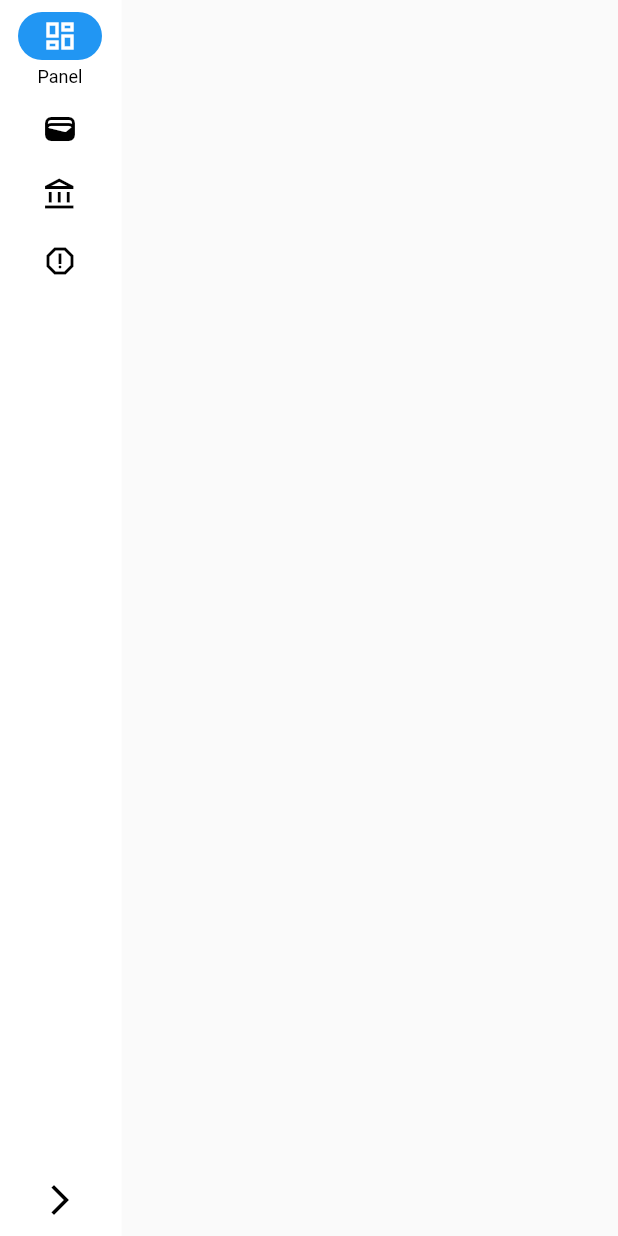
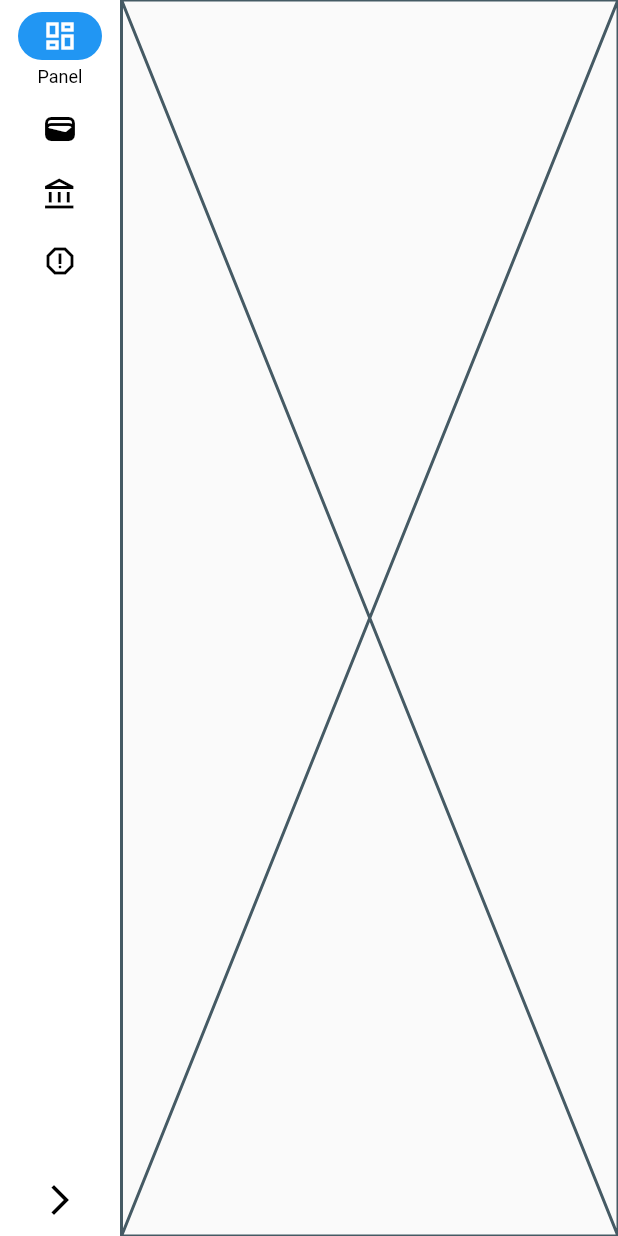
Before and after one commit to astudilloalex/flutter-sqlite-simple-accounting-windows, a Flutter app: the HomePage screen opened by its route, on a phone screen of 412 x 824 dp. Run offline on Flutter 3.47's test engine with Material 2 defaults, Android fonts, the phone set to English and light mode, and no system bars; our stand-ins replace flutter_bloc, get_it, get_storage, go_router, sqflite_common, sqflite_common_ffi; missing offline and left inert: bcrypt; accounts and stored records are empty; generated files the repository leaves out were written again.

Commit message:
For merge

```diff
--- /dev/null
+++ b/lib/ui/pages/dashboard/cubit/dashboard_cubit.dart
@@ -0,0 +1,6 @@
+import 'package:flutter_bloc/flutter_bloc.dart';
+import 'package:simple_accounting_offline/ui/pages/dashboard/cubit/dashboard_state.dart';
+
+class DashboardCubit extends Cubit<DashboardState> {
+  DashboardCubit() : super(const DashboardState());
+}
--- /dev/null
+++ b/lib/ui/pages/dashboard/cubit/dashboard_state.dart
@@ -0,0 +1,3 @@
+class DashboardState {
+  const DashboardState();
+}
--- a/lib/ui/pages/home/home_page.dart
+++ b/lib/ui/pages/home/home_page.dart
@@ -1,6 +1,8 @@
 import 'package:flutter/material.dart';
 import 'package:flutter_bloc/flutter_bloc.dart';
 import 'package:flutter_gen/gen_l10n/app_localizations.dart';
+import 'package:simple_accounting_offline/ui/pages/account/account_page.dart';
+import 'package:simple_accounting_offline/ui/pages/account/cubit/account_cubit.dart';
 import 'package:simple_accounting_offline/ui/pages/home/cubit/home_cubit.dart';
 
 class HomePage extends StatelessWidget {
@@ -8,6 +10,12 @@ class HomePage extends StatelessWidget {
 
   @override
   Widget build(BuildContext context) {
+    final List<Widget> widgets = <Widget>[
+      BlocProvider(
+        create: (context) => AccountCubit(),
+        child: const AccountPage(),
+      ),
+    ];
     return Scaffold(
       body: Row(
         children: [
@@ -56,7 +64,9 @@ class HomePage extends StatelessWidget {
             minExtendedWidth: 200.0,
           ),
           const VerticalDivider(thickness: 1, width: 1),
-          Expanded(child: Container()),
+          Expanded(
+            child: widgets[context.watch<HomeCubit>().state.currentIndex],
+          ),
         ],
       ),
     );
```
Also changed, not shown: lib/ui/pages/dashboard/dashboard_page.dart (added, +10 -0 lines).
